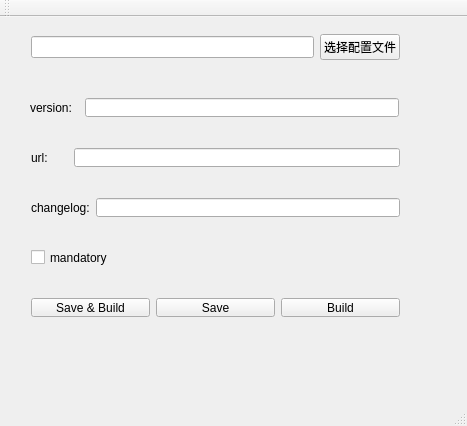
nolongerhesitate/PublishTools, file mainwindow.ui: the form before one commit.
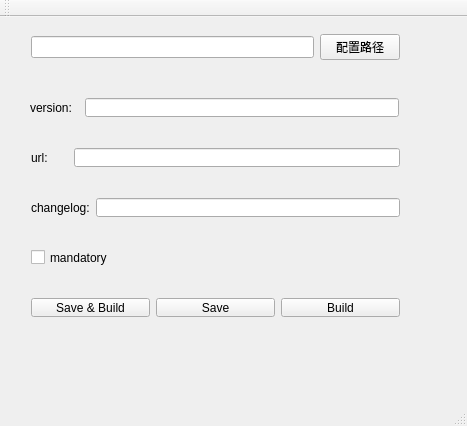
The form after the commit.

```diff
--- a/mainwindow.ui
+++ b/mainwindow.ui
@@ -30,7 +30,7 @@
      <item>
       <widget class="QPushButton" name="pushButton">
        <property name="text">
-        <string>选择配置文件</string>
+        <string>配置路径</string>
        </property>
       </widget>
      </item>
```
Left out of the diff: 30 changed lines with no effect on the pictures.
